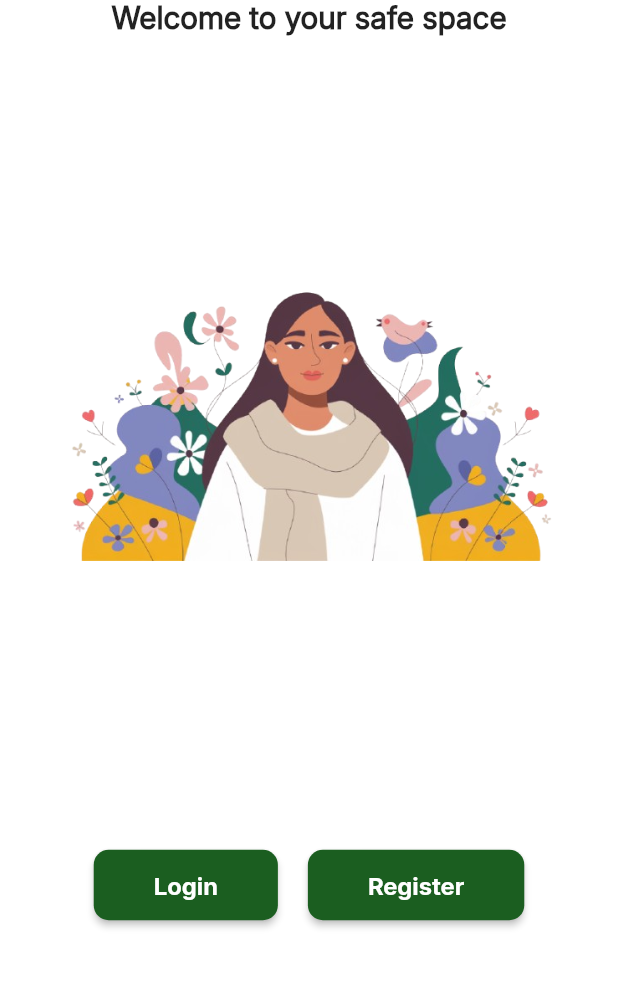
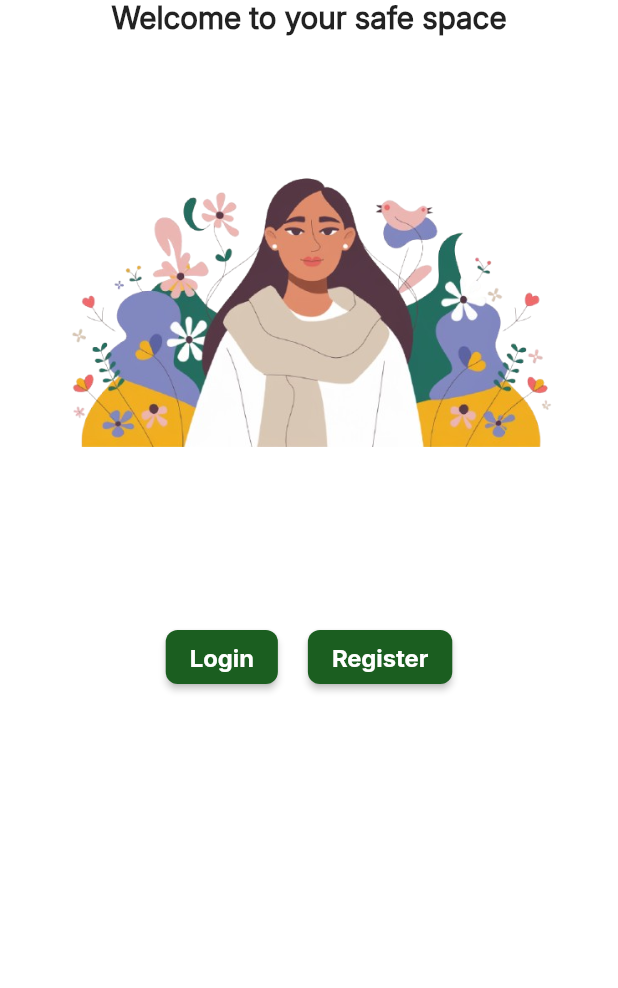
Before and after one commit to Aagya22/MentallWellness, a Flutter app: the LandingScreen screen opened by its route, on a phone screen of 412 x 824 dp, the part 240-1228 px from its top. Run offline on Flutter 3.47's test engine with Material 3 defaults, Android fonts, the phone set to English and light mode, and no system bars; our stand-ins replace connectivity_plus, dartz, dio, equatable, flutter_riverpod, flutter_secure_storage and 6 more; missing offline and left inert: dio_smart_retry; accounts and stored records are empty.

Commit message:
landing screen update and navigation test

```diff
--- a/lib/features/landing/presentation/pages/Landing_screen.dart
+++ b/lib/features/landing/presentation/pages/Landing_screen.dart
@@ -4,10 +4,11 @@
   const LandingScreen({super.key});
 
   @override
-  Widget build(BuildContext context) {
-    return Scaffold(
-      backgroundColor: Colors.white,
-      body: Column(
+Widget build(BuildContext context) {
+  return Scaffold(
+    backgroundColor: Colors.white,
+    body: SingleChildScrollView(
+      child: Column(
         mainAxisAlignment: MainAxisAlignment.spaceBetween,
         children: [
           Column(
@@ -41,28 +42,12 @@
               mainAxisAlignment: MainAxisAlignment.center,
               children: [
                 ElevatedButton(
-                  style: ElevatedButton.styleFrom(
-                    backgroundColor: Colors.green.shade900,
-                    foregroundColor: Colors.white,
-                    padding: const EdgeInsets.symmetric(horizontal: 40, vertical: 14),
-                    shape: RoundedRectangleBorder(borderRadius: BorderRadius.circular(10)),
-                  ),
-                  onPressed: () {
-                    Navigator.pushNamed(context, '/LoginScreen');
-                  },
+                  onPressed: () {},
                   child: const Text("Login"),
                 ),
                 const SizedBox(width: 20),
                 ElevatedButton(
-                  style: ElevatedButton.styleFrom(
-                    backgroundColor: Colors.green.shade900,
-                    foregroundColor: Colors.white,
-                    padding: const EdgeInsets.symmetric(horizontal: 40, vertical: 14),
-                    shape: RoundedRectangleBorder(borderRadius: BorderRadius.circular(10)),
-                  ),
-                  onPressed: () {
-                    Navigator.pushNamed(context, '/RegisterScreen');
-                  },
+                  onPressed: () {},
                   child: const Text("Register"),
                 ),
               ],
@@ -70,6 +55,7 @@
           ),
         ],
       ),
-    );
-  }
+    ),
+  );
 }
+}
```
Also changed, not shown: 1 other file.
